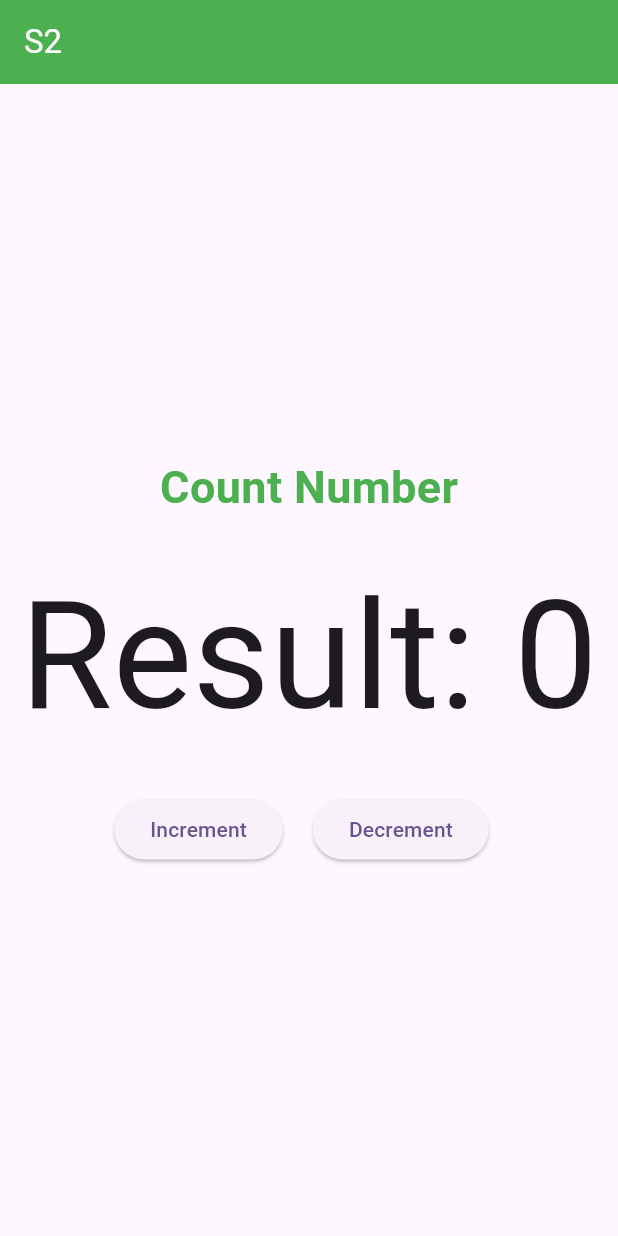
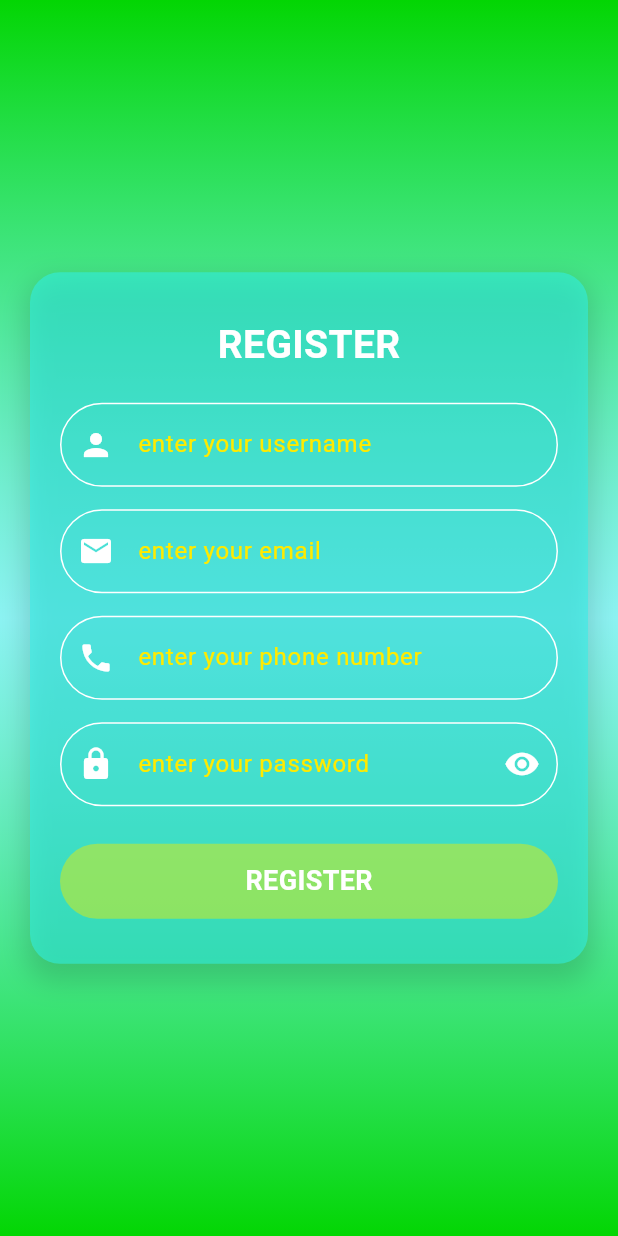
Before and after one commit to SamboDea/flutter-semester-II, a Flutter app: the screen it shows after launch, on a phone screen of 412 x 824 dp. Run offline on Flutter 3.47's test engine with Material 3 defaults, Android fonts, the phone set to English and light mode, and no system bars; our stand-ins replace get, google_fonts; Roboto replaces fonts that are missing (Alexandria).

Commit message:
updated form register

```diff
--- a/lib/main.dart
+++ b/lib/main.dart
@@ -1,4 +1,4 @@
-import 'package:app_s2/src/pages/main_pages.dart';
+import 'package:app_s2/src/pages/register_page.dart';
 import 'package:flutter/material.dart';
 import 'package:get/route_manager.dart';
 
@@ -17,7 +17,7 @@ class MyApp extends StatelessWidget {
       theme: ThemeData(
         colorScheme: ColorScheme.fromSeed(seedColor: Colors.deepPurple),
       ),
-      home: MainPages(),
+      home: RegisterPage(),
     );
   }
 }
--- a/lib/src/controllers/main_controllers.dart
+++ b/lib/src/controllers/main_controllers.dart
@@ -1,16 +1,46 @@
 import 'package:get/get.dart';
-import 'package:get_storage/get_storage.dart';
 
 class MainControllers extends GetxController {
   var number = 0.obs;
-  var str = "hello".obs;
-  var lists = [].obs;
 
-  void counterNumber() {
-    number.value += 82;
+  int myNumber = 0;
+
+  void addNumber() {
+    number.value += 1;
   }
 
-  void mimusNumber() {
-    number.value -= 82;
+  void minusNumber() {
+    number.value -= 1;
+    if (number < 1) {
+      number.value = 0;
+    }
+  }
+
+  void multiplyNumber() {
+    number.value *= 2;
+  }
+
+  void divideNumber() {
+    if (number.value != 0) {
+      number.value = number.value ~/ 2;
+    }
+  }
+
+  void countNumber() {
+    myNumber += 1;
+    update();
+  }
+
+  void decreNumber() {
+    myNumber -= 1;
+    if (myNumber < 1) {
+      myNumber = 1;
+    }
+    update();
+  }
+
+  void multiNumber() {
+    myNumber *= 2;
+    update();
   }
 }
--- /dev/null
+++ b/lib/src/models/category_model.dart
@@ -0,0 +1,3 @@
+class CategoryModel {
+
+}
--- /dev/null
+++ b/lib/src/models/user_model.dart
@@ -0,0 +1,34 @@
+class UserModel {
+  int? id;
+  String? name;
+  String? email;
+  String? phone;
+  String? password;
+  String? accessToken;
+  UserModel({
+    this.id,
+    this.name,
+    this.email,
+    this.phone,
+    this.password,
+    this.accessToken,
+  });
+
+  //get from json
+  UserModel.fromJOSN(Map<String, dynamic> json) {
+    id = json['id'];
+    name = json['name'];
+    email = json['email'];
+    phone = json['phone'];
+    accessToken = json['accessToken'];
+  }
+
+  //insert to json
+  Map<String, dynamic> json() => {
+    'id': id,
+    'name': name,
+    'email': email,
+    'phone': phone,
+    'password': password,
+  };
+}
--- a/lib/src/pages/main_pages.dart
+++ b/lib/src/pages/main_pages.dart
@@ -1,7 +1,6 @@
 import 'package:app_s2/src/controllers/main_controllers.dart';
 import 'package:flutter/material.dart';
 import 'package:get/get.dart';
-import 'package:get/get_core/src/get_main.dart';
 import 'package:google_fonts/google_fonts.dart';
 
 class MainPages extends StatelessWidget {
@@ -21,34 +20,30 @@ class MainPages extends StatelessWidget {
           mainAxisAlignment: MainAxisAlignment.center,
           crossAxisAlignment: CrossAxisAlignment.center,
           children: [
-            Text(
-              'Count Number',
-              style: GoogleFonts.alexandria(
-                color: Colors.green,
-                fontSize: 30,
-                fontWeight: FontWeight.bold,
-              ),
+            GetBuilder(
+              init: _con,
+              builder: (value) {
+                return Text("${value.myNumber}");
+              },
             ),
-            SizedBox(height: 20),
+            //use with Obx
             // Obx(() => Text('Result: ${_con.number}')),
-            Obx(() {
-              return Text(
-                'Result: ${_con.number}',
-                style: TextStyle(fontSize: 100),
-              );
-            }),
-            SizedBox(height: 20),
+            // Obx(() {
+            //   return Text(
+            //     'Result: ${_con.number}',
+            //     style: TextStyle(fontSize: 100),
+            //   );
+            // }),
             Row(
-              crossAxisAlignment: CrossAxisAlignment.center,
               mainAxisAlignment: MainAxisAlignment.center,
               children: [
                 ElevatedButton(
-                  onPressed: _con.counterNumber,
+                  onPressed: _con.countNumber,
                   child: Text('Increment'),
                 ),
-                SizedBox(width: 20),
+                SizedBox(width: 10),
                 ElevatedButton(
-                  onPressed: _con.mimusNumber,
+                  onPressed: _con.decreNumber,
                   child: Text('Decrement'),
                 ),
                 SizedBox(width: 10),
--- /dev/null
+++ b/lib/src/pages/register_page.dart
@@ -0,0 +1,260 @@
+import 'dart:math';
+
+import 'package:flutter/material.dart';
+
+class RegisterPage extends StatefulWidget {
+  const RegisterPage({super.key});
+
+  @override
+  State<RegisterPage> createState() => _RegisterPageState();
+}
+
+class _RegisterPageState extends State<RegisterPage> {
+  final keyform = GlobalKey<FormState>();
+  TextEditingController txtuser = TextEditingController();
+  TextEditingController txtemail = TextEditingController();
+  TextEditingController txtphone = TextEditingController();
+  TextEditingController txtadd = TextEditingController();
+  TextEditingController txtpwd = TextEditingController();
+  bool isShowPwd = true;
+  bool isUpdate = false;
+  int? updateIndex;
+
+  void clearForm() {
+    txtuser.clear();
+    txtpwd.clear();
+    txtemail.clear();
+    txtphone.clear();
+    txtadd.clear();
+  }
+
+  @override
+  Widget build(BuildContext context) {
+    return Scaffold(
+      body: Container(
+        decoration: const BoxDecoration(
+          gradient: LinearGradient(
+            colors: [
+              Color.fromARGB(255, 3, 214, 3),
+              Color.fromARGB(139, 46, 240, 233),
+              Color.fromARGB(255, 3, 214, 3),
+            ],
+
+            begin: Alignment.topCenter,
+            end: Alignment.bottomCenter,
+          ),
+        ),
+
+        child: Form(
+          key: keyform,
+          child: Center(
+            child: SingleChildScrollView(
+              child: ConstrainedBox(
+                constraints: BoxConstraints(maxWidth: 450),
+                child: Padding(
+                  padding: EdgeInsets.all(20),
+                  child: Container(
+                    padding: EdgeInsets.all(20),
+                    decoration: BoxDecoration(
+                      color: const Color.fromARGB(139, 46, 240, 233),
+                      borderRadius: BorderRadius.circular(20),
+
+                      boxShadow: [
+                        BoxShadow(
+                          color: Colors.black.withOpacity(0.15),
+                          blurRadius: 15,
+                          spreadRadius: 3,
+                          offset: Offset(0, 8),
+                        ),
+                      ],
+                    ),
+
+                    child: Column(
+                      mainAxisSize: MainAxisSize.min,
+                      children: [
+                        SizedBox(height: 10),
+
+                        Text(
+                          'REGISTER',
+                          style: TextStyle(
+                            fontSize: 26,
+                            fontWeight: FontWeight.bold,
+                            color: const Color.fromARGB(255, 255, 255, 255),
+                          ),
+                        ),
+                        SizedBox(height: 20),
+                        TextFormField(
+                          decoration: InputDecoration(
+                            border: OutlineInputBorder(
+                              borderRadius: BorderRadius.circular(30),
+                              borderSide: BorderSide(
+                                color: const Color.fromARGB(255, 255, 255, 255),
+                              ),
+                            ),
+                            enabledBorder: OutlineInputBorder(
+                              borderRadius: BorderRadius.circular(30),
+                              borderSide: BorderSide(
+                                color: const Color.fromARGB(255, 255, 255, 255),
+                              ),
+                            ),
+                            focusedBorder: OutlineInputBorder(
+                              borderRadius: BorderRadius.circular(30),
+                              borderSide: BorderSide(
+                                color: const Color.fromARGB(255, 255, 234, 0),
+                              ),
+                            ),
+                            labelText: "enter your username",
+                            labelStyle: TextStyle(
+                              color: const Color.fromARGB(255, 255, 234, 0),
+                            ),
+                            prefixIcon: Icon(Icons.person, color: Colors.white),
+                          ),
+                          controller: txtuser,
+                          validator: (val) {
+                            if (val!.isEmpty) {
+                              return "username is require";
+                            }
+                            return null;
+                          },
+                        ),
+
+                        SizedBox(height: 15),
+
+                        // EMAIL
+                        TextFormField(
+                          keyboardType: TextInputType.emailAddress,
+                          decoration: InputDecoration(
+                            border: OutlineInputBorder(
+                              borderRadius: BorderRadius.circular(30),
+                              borderSide: BorderSide(color: Colors.grey),
+                            ),
+                            enabledBorder: OutlineInputBorder(
+                              borderRadius: BorderRadius.circular(30),
+                              borderSide: BorderSide(
+                                color: const Color.fromARGB(255, 255, 255, 255),
+                              ),
+                            ),
+                            focusedBorder: OutlineInputBorder(
+                              borderRadius: BorderRadius.circular(30),
+                              borderSide: BorderSide(
+                                color: const Color.fromARGB(255, 255, 234, 0),
+                              ),
+                            ),
+                            labelText: "enter your email",
+                            labelStyle: TextStyle(
+                              color: const Color.fromARGB(255, 255, 234, 0),
+                            ),
+                            prefixIcon: Icon(Icons.email, color: Colors.white),
+                          ),
+                          controller: txtemail,
+                        ),
+
+                        SizedBox(height: 15),
+
+                        // PHONE
+                        TextFormField(
+                          keyboardType: TextInputType.phone,
+                          decoration: InputDecoration(
+                            border: OutlineInputBorder(
+                              borderRadius: BorderRadius.circular(30),
+                              borderSide: BorderSide(color: Colors.grey),
+                            ),
+                            enabledBorder: OutlineInputBorder(
+                              borderRadius: BorderRadius.circular(30),
+                              borderSide: BorderSide(
+                                color: const Color.fromARGB(255, 255, 255, 255),
+                              ),
+                            ),
+                            focusedBorder: OutlineInputBorder(
+                              borderRadius: BorderRadius.circular(30),
+                              borderSide: BorderSide(
+                                color: const Color.fromARGB(255, 255, 234, 0),
+                              ),
+                            ),
+                            labelText: "enter your phone number",
+                            labelStyle: TextStyle(
+                              color: const Color.fromARGB(255, 255, 234, 0),
+                            ),
+                            prefixIcon: Icon(Icons.phone, color: Colors.white),
+                          ),
+                          controller: txtphone,
+                        ),
+
+                        SizedBox(height: 15),
+
+                        // PASSWORD
+                        TextFormField(
+                          obscureText: isShowPwd,
+                          decoration: InputDecoration(
+                            border: OutlineInputBorder(
+                              borderRadius: BorderRadius.circular(30),
+                              borderSide: BorderSide(color: Colors.grey),
+                            ),
+                            enabledBorder: OutlineInputBorder(
+                              borderRadius: BorderRadius.circular(30),
+                              borderSide: BorderSide(
+                                color: const Color.fromARGB(255, 255, 255, 255),
+                              ),
+                            ),
+                            focusedBorder: OutlineInputBorder(
+                              borderRadius: BorderRadius.circular(30),
+                              borderSide: BorderSide(
+                                color: const Color.fromARGB(255, 255, 234, 0),
+                              ),
+                            ),
+                            labelText: "enter your password",
+                            labelStyle: TextStyle(
+                              color: const Color.fromARGB(255, 255, 234, 0),
+                            ),
+                            prefixIcon: Icon(Icons.lock, color: Colors.white),
+                            suffixIcon: IconButton(
+                              onPressed: () {
+                                setState(() {
+                                  isShowPwd = !isShowPwd;
+                                });
+                              },
+                              icon: Icon(
+                                Icons.remove_red_eye,
+                                color: Colors.white,
+                              ),
+                            ),
+                          ),
+                          controller: txtpwd,
+                        ),
+
+                        SizedBox(height: 25),
+
+                        GestureDetector(
+                          onTap: () {},
+                          child: Container(
+                            decoration: BoxDecoration(
+                              borderRadius: BorderRadius.circular(30),
+                              color: const Color.fromARGB(123, 231, 235, 6),
+                            ),
+                            width: double.infinity,
+                            height: 50,
+                            child: Center(
+                              child: Text(
+                                'REGISTER',
+                                style: TextStyle(
+                                  color: Colors.white,
+                                  fontSize: 18,
+                                  fontWeight: FontWeight.bold,
+                                ),
+                              ),
+                            ),
+                          ),
+                        ),
+                        SizedBox(height: 10),
+                      ],
+                    ),
+                  ),
+                ),
+              ),
+            ),
+          ),
+        ),
+      ),
+    );
+  }
+}
```
